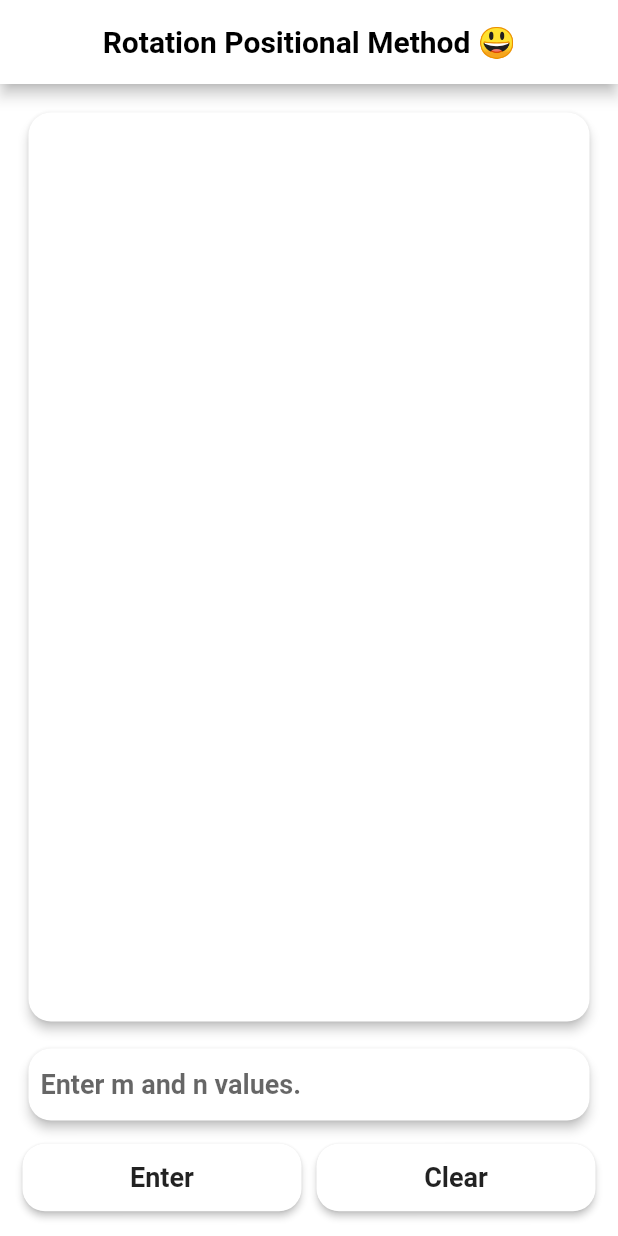
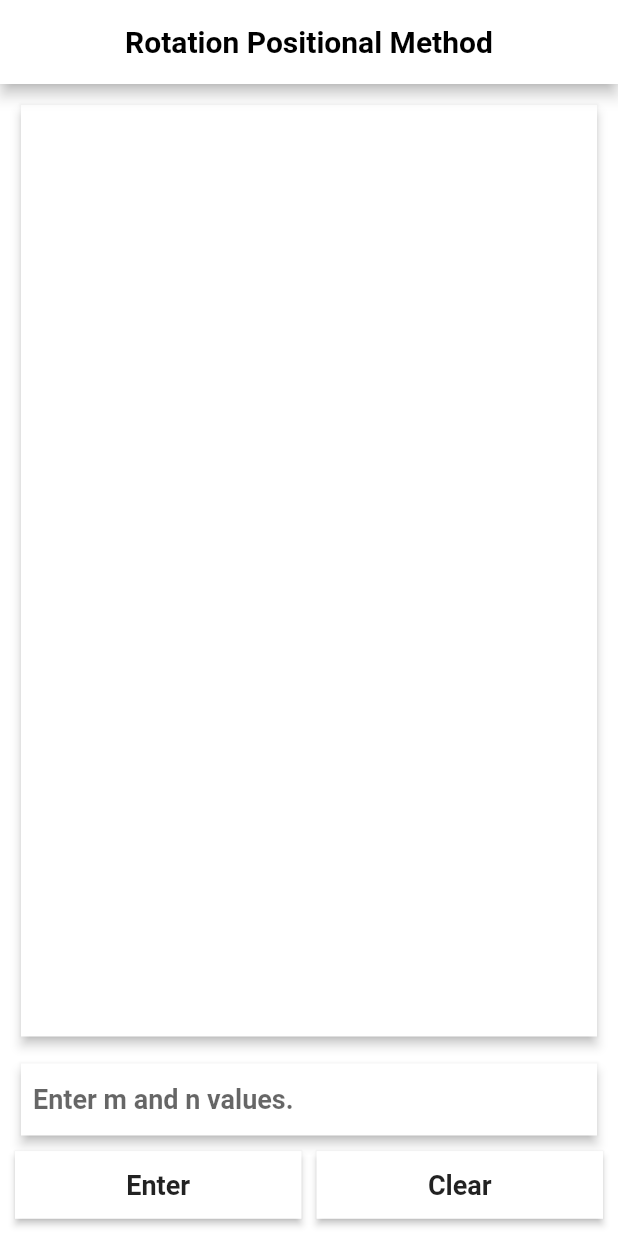
Before and after one commit to MakeshVineeth/ranked_positional_weight_method, a Flutter app: the screen it shows after launch, on a phone screen of 412 x 824 dp. Run offline on Flutter 3.47's test engine with Material 2 defaults, Android fonts, the phone set to English and light mode, and no system bars.

Commit message:
Simple UI

```diff
--- a/lib/Home.dart
+++ b/lib/Home.dart
@@ -79,7 +79,7 @@ class _HomeState extends State<Home> {
         centerTitle: true,
       ),
       body: Padding(
-        padding: const EdgeInsets.all(15.0),
+        padding: const EdgeInsets.all(10.0),
         child: Column(
           children: [
             Expanded(
@@ -93,7 +93,7 @@ class _HomeState extends State<Home> {
             ),
             textFieldDesign(),
             SizedBox(
-              height: 10,
+              height: 5,
             ),
             Row(
               children: [
@@ -235,9 +235,11 @@ class _HomeState extends State<Home> {
         if (val == mainNode) indices.add(i);
       }
 
+      print(indices);
+
       for (int i = 0; i < indices.length; i++) {
         for (int j = indices[i]; j < allValues.length; j++) {
-          for (int k = 0; k < allValues.length; k++) {
+          for (int k = indices[i]; k < allValues.length; k++) {
             int val = int.tryParse(allValues[k][0]);
 
             if (val == tempVal) {
--- a/lib/common.dart
+++ b/lib/common.dart
@@ -1,8 +1,8 @@
 import 'package:flutter/material.dart';
 
 class Common {
-  static const title = 'Rotation Positional Method 😃';
+  static const title = 'Rotation Positional Method';
 
    static final roundBorder =
-      RoundedRectangleBorder(borderRadius: BorderRadius.circular(15));
+      RoundedRectangleBorder(borderRadius: BorderRadius.circular(0));
 }
--- a/lib/listViewDesign.dart
+++ b/lib/listViewDesign.dart
@@ -27,8 +27,7 @@ class ListViewDesign extends StatelessWidget {
               style: TextStyle(
                 backgroundColor: Colors.transparent,
                 fontWeight: FontWeight.w600,
-                fontSize: 18,
-                letterSpacing: 1,
+                fontSize: 16,
               ),
             );
           },
```
Also changed, not shown: 1 other file.
